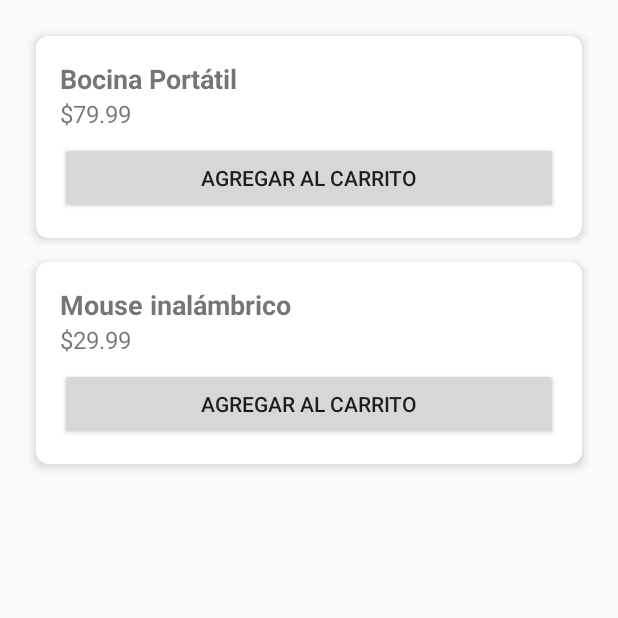
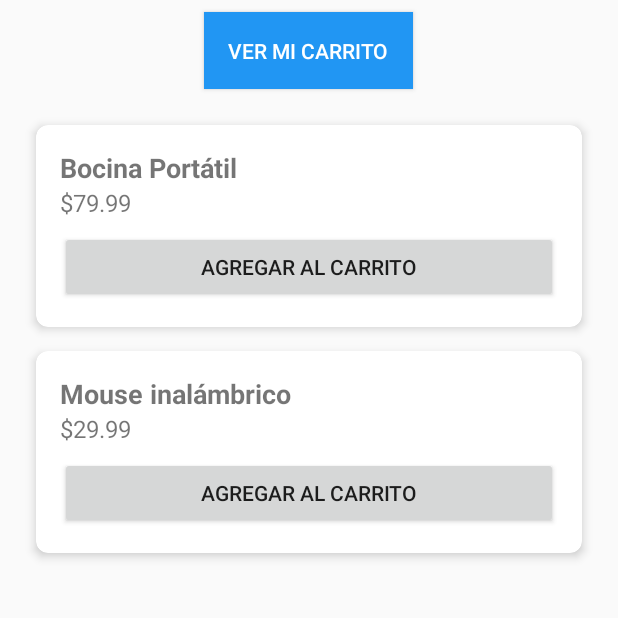
Before and after one commit to diegovarias/virtualstore, an Android app built with Jetpack Compose: the ProductsActivity screen opened directly, with no data from a screen before it, after a tap on "AGREGAR AL CARRITO", on a phone screen of 412 x 824 dp, the top half of it. Run offline under Robolectric (Android 15) with nearby library versions, the phone set to English and light mode, and no system bars.

```diff
--- a/app/src/main/AndroidManifest.xml
+++ b/app/src/main/AndroidManifest.xml
@@ -32,6 +32,7 @@
 
         <activity android:name=".RegisterActivity"/>
         <activity android:name=".ProductsActivity" />
+        <activity android:name=".CartActivity"/>
 
     </application>
 </manifest>
--- a/app/src/main/java/com/example/virtualstore/MainActivity.kt
+++ b/app/src/main/java/com/example/virtualstore/MainActivity.kt
@@ -7,7 +7,6 @@ import android.widget.TextView
 import android.content.ContentValues
 import android.database.sqlite.SQLiteDatabase
 import db.contracts.ClientContract
-import db.helpers.ClientDbHelper
 
 class MainActivity : Activity() {
 }
--- a/app/src/main/java/com/example/virtualstore/ProductsActivity.kt
+++ b/app/src/main/java/com/example/virtualstore/ProductsActivity.kt
@@ -1,13 +1,15 @@
 package com.example.virtualstore
 
 import android.app.Activity
+import android.content.Intent
 import android.os.Bundle
+import android.widget.Button
 import androidx.recyclerview.widget.LinearLayoutManager
 import androidx.recyclerview.widget.RecyclerView
 import com.example.virtualstore.adapters.ProductAdapter
 import com.example.virtualstore.models.Product
-import db.ProductDbHelper
 import db.contracts.ProductContract
+import db.helpers.DatabaseHelper
 
 class ProductsActivity : Activity() {
 
@@ -24,10 +26,17 @@ class ProductsActivity : Activity() {
         val products = getProductListFromDatabase()
         val adapter = ProductAdapter(products, this, userId)
         recyclerView.adapter = adapter
+
+        val btnViewCart: Button = findViewById(R.id.btnViewCart)
+        btnViewCart.setOnClickListener {
+            val intent = Intent(this, CartActivity::class.java)
+            startActivity(intent)
+        }
+
     }
 
     private fun getProductListFromDatabase(): List<Product> {
-        val dbHelper = ProductDbHelper(this)
+        val dbHelper = DatabaseHelper(this)
         val db = dbHelper.readableDatabase
 
         val projection = arrayOf(
--- a/app/src/main/java/com/example/virtualstore/adapters/ProductAdapter.kt
+++ b/app/src/main/java/com/example/virtualstore/adapters/ProductAdapter.kt
@@ -11,7 +11,7 @@ import androidx.recyclerview.widget.RecyclerView
 import com.example.virtualstore.R
 import com.example.virtualstore.models.Product
 import db.contracts.CartItemContract
-import db.helpers.CartDbHelper
+import db.helpers.DatabaseHelper
 
 class ProductAdapter(private val productList: List<Product>, private val context: Context, private val userId: Int) :
     RecyclerView.Adapter<ProductAdapter.ProductViewHolder>() {
@@ -48,7 +48,7 @@ class ProductAdapter(private val productList: List<Product>, private val context
     }
 
     private fun addToCart(product: Product) {
-        val dbHelper = CartDbHelper(context)
+        val dbHelper = DatabaseHelper(context)
         val db = dbHelper.writableDatabase
 
         val values = ContentValues().apply {
--- a/app/src/main/java/db/helpers/CartDbHelper.kt
+++ /dev/null
@@ -1,33 +0,0 @@
-package db.helpers
-
-import android.content.Context
-import android.database.sqlite.SQLiteDatabase
-import android.database.sqlite.SQLiteOpenHelper
-import db.contracts.CartItemContract
-
-class CartDbHelper(context: Context) : SQLiteOpenHelper(context, DATABASE_NAME, null, DATABASE_VERSION) {
-
-
-    override fun onCreate(db: SQLiteDatabase) {
-        db.execSQL(SQL_CREATE_ENTRIES)
-    }
-
-    override fun onUpgrade(db: SQLiteDatabase, oldVersion: Int, newVersion: Int) {
-        db.execSQL(SQL_DELETE_ENTRIES)
-        onCreate(db)
-    }
-
-    companion object {
-        const val DATABASE_VERSION = 1
-        const val DATABASE_NAME = "Cart.db"
-
-        private const val SQL_CREATE_ENTRIES =
-            "CREATE TABLE ${CartItemContract.CartItemEntry.TABLE_NAME} (" +
-                    "${CartItemContract.CartItemEntry.COLUMN_NAME_ID} INTEGER PRIMARY KEY," +
-                    "${CartItemContract.CartItemEntry.COLUMN_NAME_CLIENT_ID} INTEGER," +
-                    "${CartItemContract.CartItemEntry.COLUMN_NAME_PRODUCT_ID} INTEGER," +
-                    "${CartItemContract.CartItemEntry.COLUMN_NAME_QUANTITY} INTEGER)"
-
-        private const val SQL_DELETE_ENTRIES = "DROP TABLE IF EXISTS ${CartItemContract.CartItemEntry.TABLE_NAME}"
-    }
-}
--- /dev/null
+++ b/app/src/main/java/db/helpers/DatabaseHelper.kt
@@ -0,0 +1,52 @@
+package db.helpers
+
+import android.content.Context
+import android.database.sqlite.SQLiteDatabase
+import android.database.sqlite.SQLiteOpenHelper
+import db.contracts.CartItemContract
+import db.contracts.ClientContract
+import db.contracts.ProductContract
+
+class DatabaseHelper(context: Context) : SQLiteOpenHelper(context, DATABASE_NAME, null, DATABASE_VERSION) {
+
+    override fun onCreate(db: SQLiteDatabase) {
+        db.execSQL(SQL_CREATE_CART_ITEMS)
+        db.execSQL(SQL_CREATE_CLIENTS)
+        db.execSQL(SQL_CREATE_PRODUCTS)
+    }
+
+    override fun onUpgrade(db: SQLiteDatabase, oldVersion: Int, newVersion: Int) {
+        db.execSQL(SQL_DELETE_CART_ITEMS)
+        db.execSQL(SQL_DELETE_CLIENTS)
+        db.execSQL(SQL_DELETE_PRODUCTS)
+        onCreate(db)
+    }
+
+    companion object {
+        const val DATABASE_VERSION = 1
+        const val DATABASE_NAME = "VirtualStore.db"
+
+        private const val SQL_CREATE_CART_ITEMS = "CREATE TABLE ${CartItemContract.CartItemEntry.TABLE_NAME} (" +
+                "${CartItemContract.CartItemEntry.COLUMN_NAME_ID} INTEGER PRIMARY KEY," +
+                "${CartItemContract.CartItemEntry.COLUMN_NAME_CLIENT_ID} INTEGER," +
+                "${CartItemContract.CartItemEntry.COLUMN_NAME_PRODUCT_ID} INTEGER," +
+                "${CartItemContract.CartItemEntry.COLUMN_NAME_QUANTITY} INTEGER)"
+
+        private const val SQL_DELETE_CART_ITEMS = "DROP TABLE IF EXISTS ${CartItemContract.CartItemEntry.TABLE_NAME}"
+
+        private const val SQL_CREATE_CLIENTS = "CREATE TABLE ${ClientContract.ClientEntry.TABLE_NAME} (" +
+                "${ClientContract.ClientEntry.COLUMN_NAME_ID} INTEGER PRIMARY KEY," +
+                "${ClientContract.ClientEntry.COLUMN_NAME_NAME} TEXT," +
+                "${ClientContract.ClientEntry.COLUMN_NAME_EMAIL} TEXT," +
+                "${ClientContract.ClientEntry.COLUMN_NAME_PASSWORD} TEXT)"
+
+        private const val SQL_DELETE_CLIENTS = "DROP TABLE IF EXISTS ${ClientContract.ClientEntry.TABLE_NAME}"
+
+        private const val SQL_CREATE_PRODUCTS = "CREATE TABLE ${ProductContract.ProductEntry.TABLE_NAME} (" +
+                "${ProductContract.ProductEntry.COLUMN_NAME_ID} INTEGER PRIMARY KEY," +
+                "${ProductContract.ProductEntry.COLUMN_NAME_NAME} TEXT," +
+                "${ProductContract.ProductEntry.COLUMN_NAME_PRICE} REAL)"
+
+        private const val SQL_DELETE_PRODUCTS = "DROP TABLE IF EXISTS ${ProductContract.ProductEntry.TABLE_NAME}"
+    }
+}
--- a/app/src/main/java/db/repositories/ClientRepository.kt
+++ b/app/src/main/java/db/repositories/ClientRepository.kt
@@ -3,11 +3,11 @@ package db.repositories
 import android.content.ContentValues
 import android.content.Context
 import db.contracts.ClientContract
-import db.helpers.ClientDbHelper
+import db.helpers.DatabaseHelper
 import org.mindrot.jbcrypt.BCrypt
 
 class ClientRepository(context: Context) {
-    private val dbHelper = ClientDbHelper(context)
+    private val dbHelper = DatabaseHelper(context)
 
     fun signIn(email: String, password: String): Int {
         val db = dbHelper.readableDatabase
--- a/app/src/main/java/db/seeders/ClientDataSeeder.kt
+++ b/app/src/main/java/db/seeders/ClientDataSeeder.kt
@@ -3,14 +3,14 @@ package db.seeders
 import android.content.ContentValues
 import android.content.Context
 import db.contracts.ClientContract
-import db.helpers.ClientDbHelper
+import db.helpers.DatabaseHelper
 
 class ClientDataSeeder(private val context: Context) {
 
     private val preferences = context.getSharedPreferences("seed_preferences", Context.MODE_PRIVATE)
 
     fun seed() {
-        val dbHelper = ClientDbHelper(context)
+        val dbHelper = DatabaseHelper(context)
         val db = dbHelper.writableDatabase
 
         val alreadySeeded = preferences.getBoolean("client_data_already_seeded", false)
--- a/app/src/main/java/db/seeders/ProductDataSeeder.kt
+++ b/app/src/main/java/db/seeders/ProductDataSeeder.kt
@@ -2,15 +2,15 @@ package db.seeders
 
 import android.content.ContentValues
 import android.content.Context
-import db.ProductDbHelper
 import db.contracts.ProductContract
+import db.helpers.DatabaseHelper
 
 class ProductDataSeeder(private val context: Context) {
 
     private val preferences = context.getSharedPreferences("seed_preferences", Context.MODE_PRIVATE)
 
     fun seed() {
-        val dbHelper = ProductDbHelper(context)
+        val dbHelper = DatabaseHelper(context)
         val db = dbHelper.writableDatabase
 
         val alreadySeeded = preferences.getBoolean("product_data_already_seeded", false)
--- /dev/null
+++ b/app/src/main/res/layout/activity_cart.xml
@@ -0,0 +1,5 @@
+<?xml version="1.0" encoding="utf-8"?>
+<androidx.recyclerview.widget.RecyclerView xmlns:android="http://schemas.android.com/apk/res/android"
+    android:id="@+id/recyclerView"
+    android:layout_width="match_parent"
+    android:layout_height="match_parent"/>
--- a/app/src/main/res/layout/activity_products.xml
+++ b/app/src/main/res/layout/activity_products.xml
@@ -1,10 +1,23 @@
 <RelativeLayout xmlns:android="http://schemas.android.com/apk/res/android"
     android:layout_width="match_parent"
     android:layout_height="match_parent">
+
+    <Button
+        android:id="@+id/btnViewCart"
+        android:layout_width="wrap_content"
+        android:layout_height="wrap_content"
+        android:text="Ver mi carrito"
+        android:layout_alignParentTop="true"
+        android:background="#2196F3"
+        android:textColor="#FFFFFF"
+        android:padding="16dp"
+        android:layout_marginTop="8dp"
+        android:layout_centerHorizontal="true"/>
 
     <androidx.recyclerview.widget.RecyclerView
         android:id="@+id/recyclerView"
         android:layout_width="match_parent"
         android:layout_height="match_parent"
+        android:layout_below="@+id/btnViewCart"
         android:padding="16dp" />
 </RelativeLayout>
```
Also changed, not shown: app/src/main/java/com/example/virtualstore/CartActivity.kt (added, +59 -0 lines), app/src/main/java/com/example/virtualstore/adapters/CartAdapter.kt (added, +30 -0 lines), app/src/main/java/com/example/virtualstore/models/CartItem.kt (added, +9 -0 lines), app/src/main/java/db/helpers/ClientDbHelper.kt (deleted, +0 -35 lines), app/src/main/java/db/helpers/ProductDbHelper.kt (deleted, +0 -30 lines), app/src/main/res/layout/item_cart.xml (added, +23 -0 lines).
